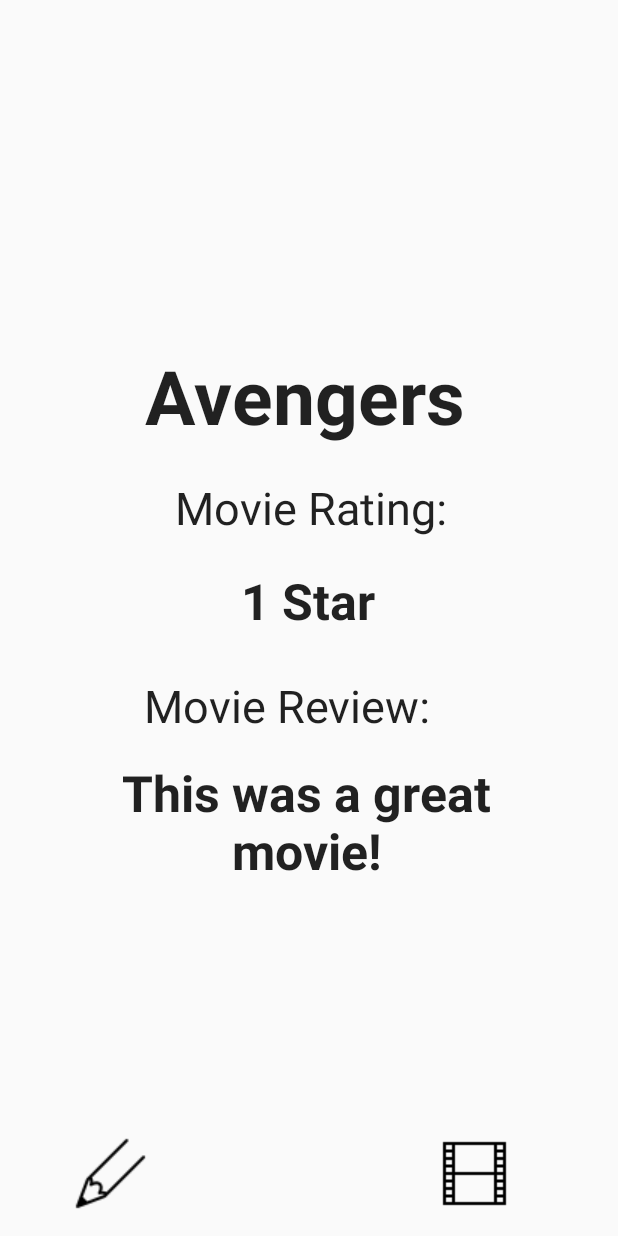
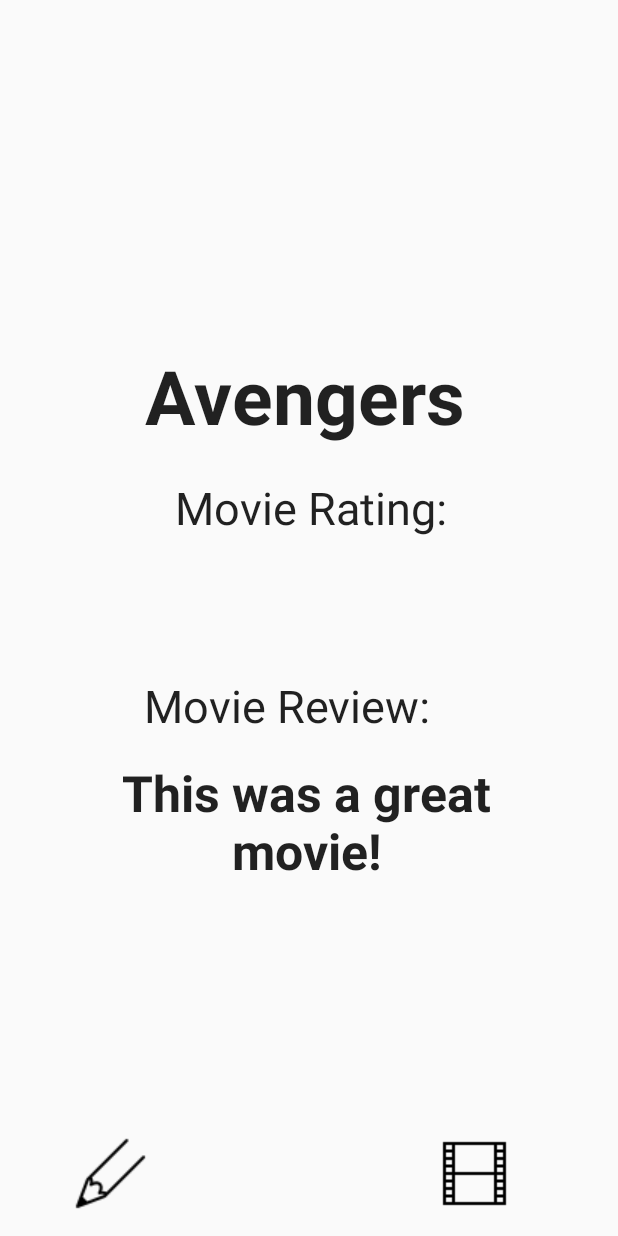
Before and after one commit to rutvi-s2/MovieBoxApp, an Android app: the layout activity_main3.xml on its own in the app's theme, with its tools: preview values and no code run, on a phone screen of 412 x 824 dp. Run offline under Robolectric (Android 15) with nearby library versions, the phone set to English and light mode, and no system bars.

Commit message:
fixed rating on third page

```diff
--- a/app/src/main/java/com/example/moviebox/MainActivity2.kt
+++ b/app/src/main/java/com/example/moviebox/MainActivity2.kt
@@ -23,7 +23,7 @@ class MainActivity2 : AppCompatActivity(), MovieCardAdapter.OnItemClickListener{
 
         // Specify fixed size to improve performance
         binding.gridRecyclerView.setHasFixedSize(true)
-        val firstPage = findViewById<ImageButton>(R.id.add_movie_btn)
+        val firstPage = binding.addMovieBtn
         firstPage.setOnClickListener {
             val intent = Intent(this,MainActivity::class.java)
             startActivity(intent)
--- a/app/src/main/res/layout/activity_main3.xml
+++ b/app/src/main/res/layout/activity_main3.xml
@@ -6,37 +6,16 @@
     android:layout_height="match_parent"
     tools:context=".MainActivity3">
 
-<!--    <TextView-->
-<!--        android:layout_width="wrap_content"-->
-<!--        android:layout_height="wrap_content"-->
-<!--        android:text="Page 3!"-->
-<!--        app:layout_constraintBottom_toBottomOf="parent"-->
-<!--        app:layout_constraintEnd_toEndOf="parent"-->
-<!--        app:layout_constraintStart_toStartOf="parent"-->
-<!--        app:layout_constraintTop_toTopOf="parent" />-->
-
     <ImageView
         android:id="@+id/full_screen_movie_image"
         android:layout_width="match_parent"
         android:layout_height="194dp"
         android:layout_marginTop="16dp"
-        android:scaleType="centerCrop"
         app:layout_constraintEnd_toEndOf="parent"
         app:layout_constraintHorizontal_bias="0.0"
         app:layout_constraintStart_toStartOf="parent"
         app:layout_constraintTop_toTopOf="parent" />
 
-<!--    <TextView-->
-<!--        android:id="@+id/movie_name_goes_here"-->
-<!--        android:layout_width="150dp"-->
-<!--        android:layout_height="69dp"-->
-<!--        android:layout_marginStart="24dp"-->
-<!--        android:layout_marginTop="28dp"-->
-<!--        android:text="Movie Name:"-->
-<!--        android:textAppearance="@style/TextAppearance.AppCompat.Large"-->
-<!--        android:textSize="25sp"-->
-<!--        app:layout_constraintStart_toStartOf="parent"-->
-<!--        app:layout_constraintTop_toBottomOf="@id/full_screen_movie_image" />-->
 
     <TextView
         android:id="@+id/full_screen_movie_name"
@@ -44,10 +23,10 @@
         android:layout_height="72dp"
         android:layout_marginStart="84dp"
         android:layout_marginTop="20dp"
+        android:textAlignment="center"
         android:textAppearance="@style/TextAppearance.AppCompat.Large"
         android:textSize="50sp"
         android:textStyle="bold"
-        android:textAlignment="center"
         app:layout_constraintStart_toStartOf="parent"
         app:layout_constraintTop_toBottomOf="@id/full_screen_movie_image"
         tools:text="Avengers" />
@@ -77,8 +56,7 @@
         android:textSize="33sp"
         android:textStyle="bold"
         app:layout_constraintStart_toStartOf="parent"
-        app:layout_constraintTop_toBottomOf="@id/movie_rating_goes_here"
-        tools:text="1 Star" />
+        app:layout_constraintTop_toBottomOf="@id/movie_rating_goes_here" />
 
     <TextView
         android:id="@+id/movie_review_goes_here"
```
Also changed, not shown: app/src/main/java/com/example/moviebox/MainActivity.kt (+7 -23 lines).
